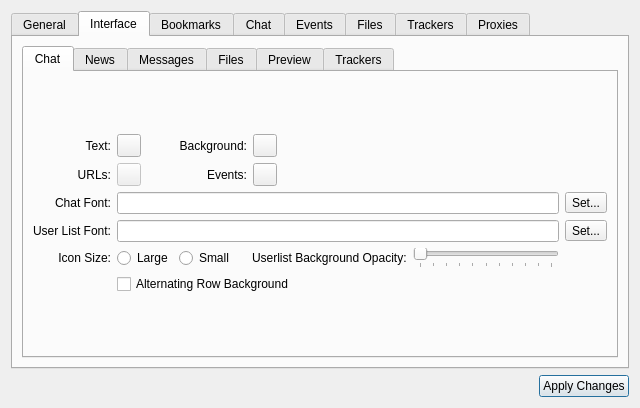
Above: qw_client/QwcPreferencesWidget.ui from pcjpnet/qwired-suite before the change. Below: the same form after it.
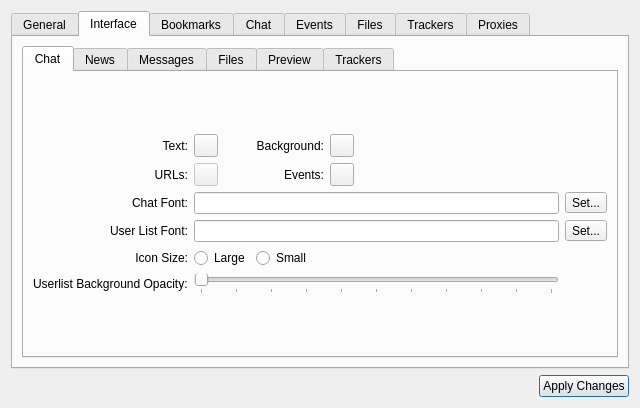
That is the form after the change. Icons and pictures are not drawn. Custom widgets are drawn as their Qt base class.

Commit message: Removed preference option for alternating row colors because this is not technically implemented due to larger user icons/backgrounds. (Resolves issue 62)

The edit to the form file:
```diff
--- a/qw_client/QwcPreferencesWidget.ui
+++ b/qw_client/QwcPreferencesWidget.ui
@@ -422,44 +422,8 @@
                  </property>
                 </spacer>
                </item>
-               <item>
-                <widget class="QLabel" name="label_36">
-                 <property name="text">
-                  <string>Userlist Background Opacity:</string>
-                 </property>
-                </widget>
-               </item>
-               <item>
-                <widget class="QSlider" name="sliderUserlistBackgroundOpacity">
-                 <property name="sizePolicy">
-                  <sizepolicy hsizetype="Expanding" vsizetype="Fixed">
-                   <horstretch>6</horstretch>
-                   <verstretch>0</verstretch>
-                  </sizepolicy>
-                 </property>
-                 <property name="maximum">
-                  <number>100</number>
-                 </property>
-                 <property name="singleStep">
-                  <number>10</number>
-                 </property>
-                 <property name="orientation">
-                  <enum>Qt::Horizontal</enum>
-                 </property>
-                 <property name="tickPosition">
-                  <enum>QSlider::TicksBelow</enum>
-                 </property>
-                </widget>
-               </item>
               </layout>
              </item>
-             <item row="6" column="1">
-              <widget class="QCheckBox" name="fBtnIfUserlistAlternateRow">
-               <property name="text">
-                <string>Alternating Row Background</string>
-               </property>
-              </widget>
-             </item>
              <item row="2" column="1">
               <widget class="QLineEdit" name="fIfChatFont">
                <property name="readOnly">
@@ -488,6 +452,35 @@
                </property>
               </widget>
              </item>
+             <item row="5" column="0">
+              <widget class="QLabel" name="label_36">
+               <property name="text">
+                <string>Userlist Background Opacity:</string>
+               </property>
+              </widget>
+             </item>
+             <item row="5" column="1">
+              <widget class="QSlider" name="sliderUserlistBackgroundOpacity">
+               <property name="sizePolicy">
+                <sizepolicy hsizetype="Expanding" vsizetype="Fixed">
+                 <horstretch>6</horstretch>
+                 <verstretch>0</verstretch>
+                </sizepolicy>
+               </property>
+               <property name="maximum">
+                <number>100</number>
+               </property>
+               <property name="singleStep">
+                <number>10</number>
+               </property>
+               <property name="orientation">
+                <enum>Qt::Horizontal</enum>
+               </property>
+               <property name="tickPosition">
+                <enum>QSlider::TicksBelow</enum>
+               </property>
+              </widget>
+             </item>
             </layout>
            </item>
            <item>
```
The commit also changes 2 other files.
